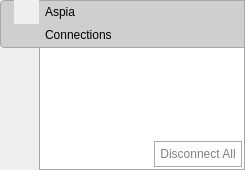
This is source/host/ui/host_notifier_window.ui in dchapyshev/aspia as Qt 5 draws it before an edit. The edited form follows.
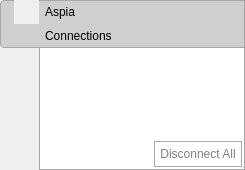
This is the edited form. Icons and pictures are not drawn.

Commit message: - Remove HTML from translations.

Diff of the .ui file:
```diff
--- a/source/host/ui/host_notifier_window.ui
+++ b/source/host/ui/host_notifier_window.ui
@@ -162,10 +162,10 @@
 background: #CFCFCF;</string>
         </property>
         <property name="text">
-         <string>&lt;html&gt;&lt;head/&gt;&lt;body&gt;&lt;p&gt;Connections&lt;/p&gt;&lt;/body&gt;&lt;/html&gt;</string>
+         <string>Connections</string>
         </property>
         <property name="textFormat">
-         <enum>Qt::RichText</enum>
+         <enum>Qt::PlainText</enum>
         </property>
        </widget>
       </item>
```
The commit also changes 6 other files.
